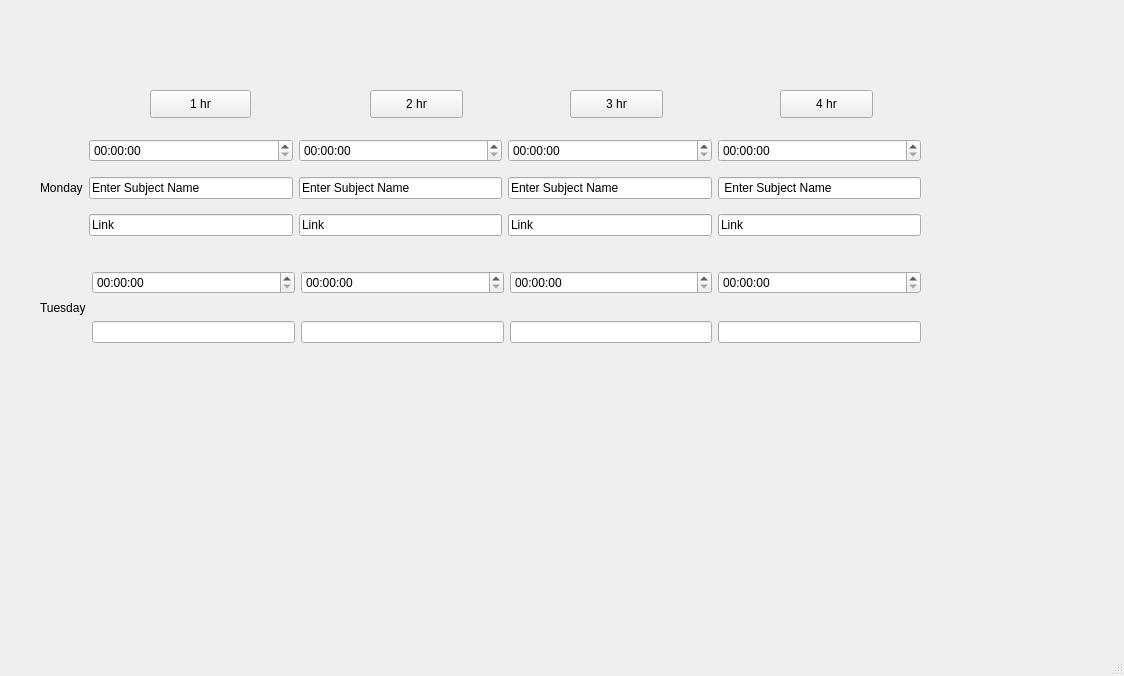
First picture: the form in first/mainwindow.ui, repository Devikarb/TIME4CLASS, before the edit.
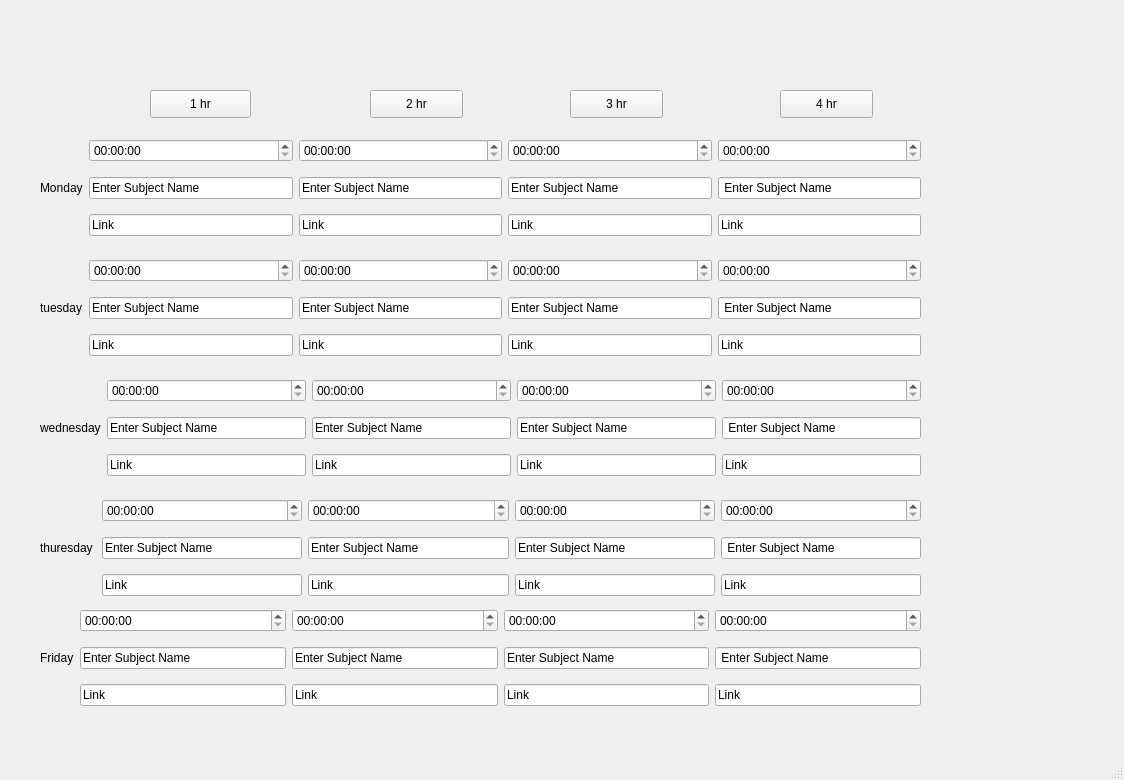
Second picture: the form after the edit.

Commit message:
popup with link
laeddb, alert to be set

Patch:
```diff
--- a/first/mainwindow.ui
+++ b/first/mainwindow.ui
@@ -7,7 +7,7 @@
     <x>0</x>
     <y>0</y>
     <width>1124</width>
-    <height>676</height>
+    <height>780</height>
    </rect>
   </property>
   <property name="windowTitle">
@@ -184,23 +184,231 @@
       <height>115</height>
      </rect>
     </property>
-    <layout class="QHBoxLayout" name="horizontalLayout_2">
+    <layout class="QHBoxLayout" name="horizontalLayout_3">
      <item>
-      <widget class="QLabel" name="label_6">
+      <widget class="QLabel" name="label_2">
        <property name="text">
-        <string>Tuesday</string>
+        <string>tuesday</string>
        </property>
       </widget>
+     </item>
+     <item>
+      <layout class="QGridLayout" name="gridLayout_12">
+       <item row="0" column="0">
+        <widget class="QTimeEdit" name="timeEditMon1_2"/>
+       </item>
+       <item row="1" column="0">
+        <widget class="QLineEdit" name="lineEditmon_5">
+         <property name="text">
+          <string>Enter Subject Name</string>
+         </property>
+        </widget>
+       </item>
+       <item row="2" column="0">
+        <widget class="QLineEdit" name="tuelink1">
+         <property name="accessibleName">
+          <string>link</string>
+         </property>
+         <property name="text">
+          <string>Link</string>
+         </property>
+        </widget>
+       </item>
+      </layout>
+     </item>
+     <item>
+      <layout class="QGridLayout" name="gridLayout_13">
+       <item row="0" column="0">
+        <widget class="QTimeEdit" name="timeEditMon2_2"/>
+       </item>
+       <item row="2" column="0">
+        <widget class="QLineEdit" name="tuelink2">
+         <property name="text">
+          <string>Link</string>
+         </property>
+        </widget>
+       </item>
+       <item row="1" column="0">
+        <widget class="QLineEdit" name="lineEdit_5">
+         <property name="text">
+          <string>Enter Subject Name</string>
+         </property>
+        </widget>
+       </item>
+      </layout>
+     </item>
+     <item>
+      <layout class="QGridLayout" name="gridLayout_4">
+       <item row="0" column="0">
+        <widget class="QTimeEdit" name="timeEditMon3_2"/>
+       </item>
+       <item row="2" column="0">
+        <widget class="QLineEdit" name="tuelink3">
+         <property name="text">
+          <string>Link</string>
+         </property>
+        </widget>
+       </item>
+       <item row="1" column="0">
+        <widget class="QLineEdit" name="lineEdit_6">
+         <property name="text">
+          <string>Enter Subject Name</string>
+         </property>
+        </widget>
+       </item>
+      </layout>
+     </item>
+     <item>
+      <layout class="QGridLayout" name="gridLayout_14">
+       <item row="0" column="0">
+        <widget class="QTimeEdit" name="timeEditMon4_2"/>
+       </item>
+       <item row="2" column="0">
+        <widget class="QLineEdit" name="tuelink4">
+         <property name="text">
+          <string>Link</string>
+         </property>
+        </widget>
+       </item>
+       <item row="1" column="0">
+        <widget class="QLineEdit" name="lineEdit_7">
+         <property name="inputMask">
+          <string/>
+         </property>
+         <property name="text">
+          <string> Enter Subject Name</string>
+         </property>
+        </widget>
+       </item>
+      </layout>
+     </item>
+    </layout>
+   </widget>
+   <widget class="QWidget" name="horizontalLayoutWidget_3">
+    <property name="geometry">
+     <rect>
+      <x>40</x>
+      <y>490</y>
+      <width>881</width>
+      <height>115</height>
+     </rect>
+    </property>
+    <layout class="QHBoxLayout" name="horizontalLayout_4">
+     <item>
+      <widget class="QLabel" name="label_3">
+       <property name="text">
+        <string>thuresday </string>
+       </property>
+      </widget>
+     </item>
+     <item>
+      <layout class="QGridLayout" name="gridLayout_15">
+       <item row="0" column="0">
+        <widget class="QTimeEdit" name="timeEditMon1_3"/>
+       </item>
+       <item row="1" column="0">
+        <widget class="QLineEdit" name="lineEditmon_9">
+         <property name="text">
+          <string>Enter Subject Name</string>
+         </property>
+        </widget>
+       </item>
+       <item row="2" column="0">
+        <widget class="QLineEdit" name="monLink1_3">
+         <property name="accessibleName">
+          <string>link</string>
+         </property>
+         <property name="text">
+          <string>Link</string>
+         </property>
+        </widget>
+       </item>
+      </layout>
+     </item>
+     <item>
+      <layout class="QGridLayout" name="gridLayout_16">
+       <item row="0" column="0">
+        <widget class="QTimeEdit" name="timeEditMon2_3"/>
+       </item>
+       <item row="2" column="0">
+        <widget class="QLineEdit" name="lineEditmon_10">
+         <property name="text">
+          <string>Link</string>
+         </property>
+        </widget>
+       </item>
+       <item row="1" column="0">
+        <widget class="QLineEdit" name="lineEdit_8">
+         <property name="text">
+          <string>Enter Subject Name</string>
+         </property>
+        </widget>
+       </item>
+      </layout>
      </item>
      <item>
       <layout class="QGridLayout" name="gridLayout_8">
        <item row="0" column="0">
         <widget class="QTimeEdit" name="timeEditTue"/>
        </item>
+       <item row="2" column="0">
+        <widget class="QLineEdit" name="lineEditmon_11">
+         <property name="text">
+          <string>Link</string>
+         </property>
+        </widget>
+       </item>
        <item row="1" column="0">
-        <widget class="QLineEdit" name="lineEditTue"/>
+        <widget class="QLineEdit" name="lineEdit_9">
+         <property name="text">
+          <string>Enter Subject Name</string>
+         </property>
+        </widget>
        </item>
       </layout>
+     </item>
+     <item>
+      <layout class="QGridLayout" name="gridLayout_17">
+       <item row="0" column="0">
+        <widget class="QTimeEdit" name="timeEditMon4_3"/>
+       </item>
+       <item row="2" column="0">
+        <widget class="QLineEdit" name="lineEditmon_12">
+         <property name="text">
+          <string>Link</string>
+         </property>
+        </widget>
+       </item>
+       <item row="1" column="0">
+        <widget class="QLineEdit" name="lineEdit_10">
+         <property name="inputMask">
+          <string/>
+         </property>
+         <property name="text">
+          <string> Enter Subject Name</string>
+         </property>
+        </widget>
+       </item>
+      </layout>
+     </item>
+    </layout>
+   </widget>
+   <widget class="QWidget" name="horizontalLayoutWidget_4">
+    <property name="geometry">
+     <rect>
+      <x>40</x>
+      <y>370</y>
+      <width>881</width>
+      <height>115</height>
+     </rect>
+    </property>
+    <layout class="QHBoxLayout" name="horizontalLayout_2">
+     <item>
+      <widget class="QLabel" name="label_4">
+       <property name="text">
+        <string>wednesday</string>
+       </property>
+      </widget>
      </item>
      <item>
       <layout class="QGridLayout" name="gridLayout_9">
@@ -208,27 +416,196 @@
         <widget class="QTimeEdit" name="timeEditTue_2"/>
        </item>
        <item row="1" column="0">
-        <widget class="QLineEdit" name="lineEditTue_2"/>
+        <widget class="QLineEdit" name="lineEditmon_13">
+         <property name="text">
+          <string>Enter Subject Name</string>
+         </property>
+        </widget>
+       </item>
+       <item row="2" column="0">
+        <widget class="QLineEdit" name="monLink1_4">
+         <property name="accessibleName">
+          <string>link</string>
+         </property>
+         <property name="text">
+          <string>Link</string>
+         </property>
+        </widget>
        </item>
       </layout>
      </item>
      <item>
       <layout class="QGridLayout" name="gridLayout_10">
-       <item row="1" column="0">
-        <widget class="QLineEdit" name="lineEditTue_3"/>
-       </item>
        <item row="0" column="0">
-        <widget class="QTimeEdit" name="timeEditTue_3"/>
+        <widget class="QTimeEdit" name="timeEditMon2_4"/>
+       </item>
+       <item row="2" column="0">
+        <widget class="QLineEdit" name="lineEditmon_14">
+         <property name="text">
+          <string>Link</string>
+         </property>
+        </widget>
+       </item>
+       <item row="1" column="0">
+        <widget class="QLineEdit" name="lineEdit_11">
+         <property name="text">
+          <string>Enter Subject Name</string>
+         </property>
+        </widget>
        </item>
       </layout>
      </item>
      <item>
       <layout class="QGridLayout" name="gridLayout_11">
+       <item row="0" column="0">
+        <widget class="QTimeEdit" name="timeEditMon3_4"/>
+       </item>
+       <item row="2" column="0">
+        <widget class="QLineEdit" name="lineEditmon_15">
+         <property name="text">
+          <string>Link</string>
+         </property>
+        </widget>
+       </item>
        <item row="1" column="0">
-        <widget class="QLineEdit" name="lineEditTue_4"/>
+        <widget class="QLineEdit" name="lineEdit_12">
+         <property name="text">
+          <string>Enter Subject Name</string>
+         </property>
+        </widget>
        </item>
+      </layout>
+     </item>
+     <item>
+      <layout class="QGridLayout" name="gridLayout_18">
        <item row="0" column="0">
-        <widget class="QTimeEdit" name="timeEditTue_4"/>
+        <widget class="QTimeEdit" name="timeEditMon4_4"/>
+       </item>
+       <item row="2" column="0">
+        <widget class="QLineEdit" name="lineEditmon_16">
+         <property name="text">
+          <string>Link</string>
+         </property>
+        </widget>
+       </item>
+       <item row="1" column="0">
+        <widget class="QLineEdit" name="lineEdit_13">
+         <property name="inputMask">
+          <string/>
+         </property>
+         <property name="text">
+          <string> Enter Subject Name</string>
+         </property>
+        </widget>
+       </item>
+      </layout>
+     </item>
+    </layout>
+   </widget>
+   <widget class="QWidget" name="horizontalLayoutWidget_5">
+    <property name="geometry">
+     <rect>
+      <x>40</x>
+      <y>600</y>
+      <width>881</width>
+      <height>115</height>
+     </rect>
+    </property>
+    <layout class="QHBoxLayout" name="horizontalLayout_5">
+     <item>
+      <widget class="QLabel" name="label_5">
+       <property name="text">
+        <string>Friday</string>
+       </property>
+      </widget>
+     </item>
+     <item>
+      <layout class="QGridLayout" name="gridLayout_19">
+       <item row="0" column="0">
+        <widget class="QTimeEdit" name="timeEditMon1_5"/>
+       </item>
+       <item row="1" column="0">
+        <widget class="QLineEdit" name="lineEditmon_17">
+         <property name="text">
+          <string>Enter Subject Name</string>
+         </property>
+        </widget>
+       </item>
+       <item row="2" column="0">
+        <widget class="QLineEdit" name="monLink1_5">
+         <property name="accessibleName">
+          <string>link</string>
+         </property>
+         <property name="text">
+          <string>Link</string>
+         </property>
+        </widget>
+       </item>
+      </layout>
+     </item>
+     <item>
+      <layout class="QGridLayout" name="gridLayout_20">
+       <item row="0" column="0">
+        <widget class="QTimeEdit" name="timeEditMon2_5"/>
+       </item>
+       <item row="2" column="0">
+        <widget class="QLineEdit" name="lineEditmon_18">
+         <property name="text">
+          <string>Link</string>
+         </property>
+        </widget>
+       </item>
+       <item row="1" column="0">
+        <widget class="QLineEdit" name="lineEdit_14">
+         <property name="text">
+          <string>Enter Subject Name</string>
+         </property>
+        </widget>
+       </item>
+      </layout>
+     </item>
+     <item>
+      <layout class="QGridLayout" name="gridLayout_21">
+       <item row="0" column="0">
+        <widget class="QTimeEdit" name="timeEditMon3_5"/>
+       </item>
+       <item row="2" column="0">
+        <widget class="QLineEdit" name="lineEditmon_19">
+         <property name="text">
+          <string>Link</string>
+         </property>
+        </widget>
+       </item>
+       <item row="1" column="0">
+        <widget class="QLineEdit" name="lineEdit_15">
+         <property name="text">
+          <string>Enter Subject Name</string>
+         </property>
+        </widget>
+       </item>
+      </layout>
+     </item>
+     <item>
+      <layout class="QGridLayout" name="gridLayout_22">
+       <item row="0" column="0">
+        <widget class="QTimeEdit" name="timeEditMon4_5"/>
+       </item>
+       <item row="2" column="0">
+        <widget class="QLineEdit" name="lineEditmon_20">
+         <property name="text">
+          <string>Link</string>
+         </property>
+        </widget>
+       </item>
+       <item row="1" column="0">
+        <widget class="QLineEdit" name="lineEdit_16">
+         <property name="inputMask">
+          <string/>
+         </property>
+         <property name="text">
+          <string> Enter Subject Name</string>
+         </property>
+        </widget>
        </item>
       </layout>
      </item>
```
Left out of the diff: 10 changed lines with no effect on the pictures. The commit also changes 11 other files.
